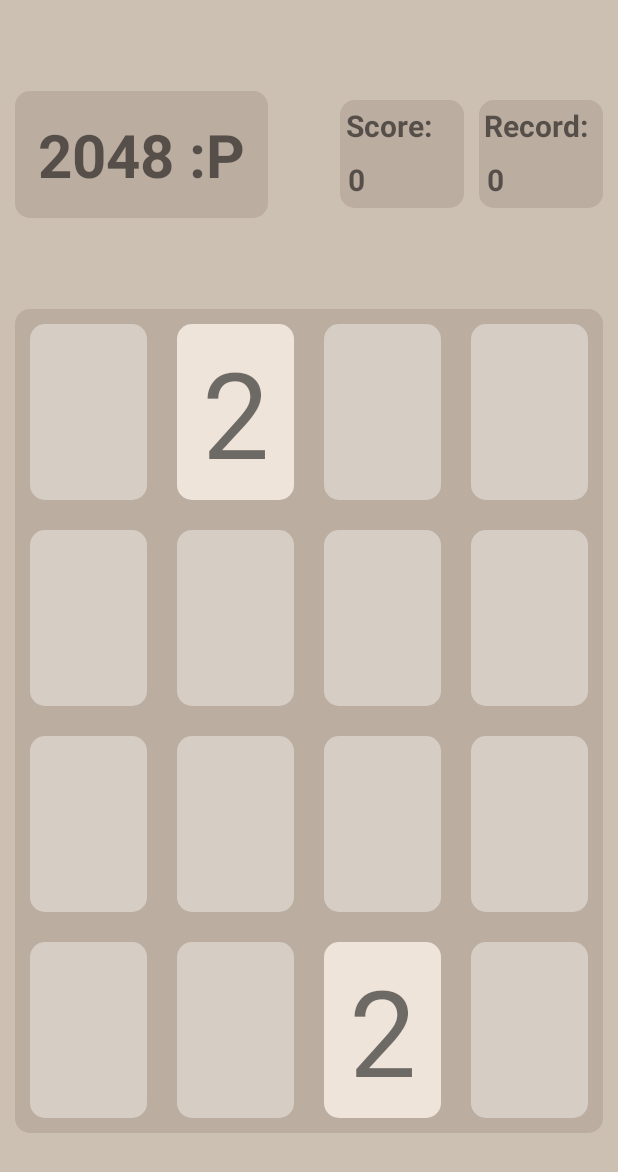
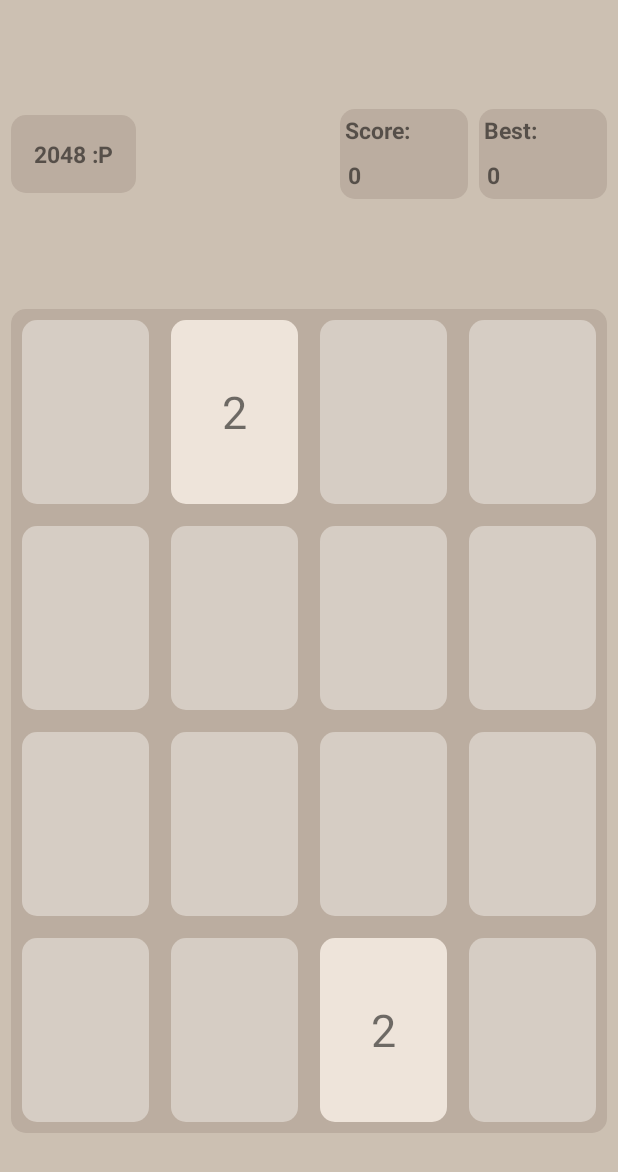
Before and after one commit to Saba-21/2048, an Android app: the screen it shows after launch (MainActivity), on a phone screen of 412 x 824 dp. Shown: the top 1172 px of the screen. Run offline under Robolectric (Android 15) with nearby library versions, the phone set to English and light mode, and no system bars.

Commit message:
Responsive screen locale orientation

```diff
--- a/app/src/main/java/com/example/pc/a2048/MainActivity.java
+++ b/app/src/main/java/com/example/pc/a2048/MainActivity.java
@@ -49,12 +49,8 @@ public class MainActivity extends AppCompatActivity implements View.OnTouchListe
         if(getSupportActionBar() != null)
             getSupportActionBar().hide();
 
-        switch (this.getResources().getConfiguration().orientation){
-            case 1: setContentView(R.layout.activity_main);
-                break;
-            case 2: setContentView(R.layout.activity_main_land);
-                break;
-        }
+        setContentView(R.layout.activity_main);
+
         initView();
         initBoard();
         gamePlay();
--- a/app/src/main/res/layout/activity_main_land.xml
+++ b/app/src/main/res/layout-land/activity_main.xml
@@ -23,7 +23,7 @@
             android:padding="15dp"
             android:text="2048 :P"
             android:textStyle="bold"
-                android:textSize="40sp"
+            android:textSize="@dimen/head_text_view_size"
             android:gravity="center_vertical"
             android:background="@drawable/main_back"/>
     </LinearLayout>
@@ -245,7 +245,7 @@
                 android:text="Score:"
                 android:padding="3dp"
                 android:textStyle="bold"
-                    android:textSize="20sp"
+                android:textSize="@dimen/head_text_view_size"
                 android:gravity="center" />
             <TextView
                 android:layout_width="wrap_content"
@@ -254,7 +254,7 @@
                 android:text="0"
                 android:id="@+id/score"
                 android:textStyle="bold"
-                    android:textSize="20sp"
+                android:textSize="@dimen/head_text_view_size"
                 android:gravity="center" />
         </LinearLayout>
 
@@ -272,7 +272,7 @@
                 android:text="Record:"
                 android:padding="3dp"
                 android:textStyle="bold"
-                    android:textSize="20sp"
+                android:textSize="@dimen/head_text_view_size"
                 android:gravity="center_vertical" />
             <TextView
                 android:layout_width="wrap_content"
@@ -280,7 +280,7 @@
                 android:id="@+id/record"
                 android:padding="5dp"
                 android:textStyle="bold"
-                    android:textSize="20sp"
+                android:textSize="@dimen/head_text_view_size"
                 android:gravity="center_vertical" />
         </LinearLayout>
 
--- a/app/src/main/res/layout/activity_main.xml
+++ b/app/src/main/res/layout/activity_main.xml
@@ -29,7 +29,7 @@
             android:layout_weight="1"
             android:text="2048 :P"
             android:textStyle="bold"
-            android:textSize="40sp"
+            android:textSize="@dimen/head_text_view_size"
             android:gravity="center_vertical"
             android:background="@drawable/main_back"/>
         </LinearLayout>
@@ -45,10 +45,10 @@
                 android:layout_width="wrap_content"
                 android:layout_height="0dp"
                 android:layout_weight="1"
-                android:text="Score:"
+                android:text="@string/score"
                 android:padding="3dp"
                 android:textStyle="bold"
-                android:textSize="20sp"
+                android:textSize="@dimen/head_text_view_size"
                 android:gravity="center"
                 />
             <TextView
@@ -59,7 +59,7 @@
                 android:text="0"
                 android:id="@+id/score"
                 android:textStyle="bold"
-                android:textSize="20sp"
+                android:textSize="@dimen/head_text_view_size"
                 android:gravity="center"
                 />
         </LinearLayout>
@@ -76,10 +76,10 @@
                 android:layout_width="wrap_content"
                 android:layout_height="0dp"
                 android:layout_weight="1"
-                android:text="Record:"
+                android:text="@string/record"
                 android:padding="3dp"
                 android:textStyle="bold"
-                android:textSize="20sp"
+                android:textSize="@dimen/head_text_view_size"
                 android:gravity="center_vertical"
                 />
             <TextView
@@ -89,7 +89,7 @@
                 android:id="@+id/record"
                 android:padding="5dp"
                 android:textStyle="bold"
-                android:textSize="20sp"
+                android:textSize="@dimen/head_text_view_size"
                 android:gravity="center_vertical"
                 />
         </LinearLayout>
@@ -297,15 +297,6 @@
         android:layout_weight="1"
         android:layout_width="match_parent"
         android:layout_height="0dp">
-        <Button
-            android:layout_width="match_parent"
-            android:layout_height="match_parent"
-            android:text="Restart"
-            android:background="@drawable/main_back"
-            android:layout_margin="@dimen/text_view_margin"
-            android:visibility="invisible"
-            android:id="@+id/restart"
-            android:onClick="restartGame"/>
     </LinearLayout>
 
 </LinearLayout>
--- a/app/src/main/res/layout/reset_dialog.xml
+++ b/app/src/main/res/layout/reset_dialog.xml
@@ -10,14 +10,14 @@
     <TextView
         android:layout_width="wrap_content"
         android:layout_height="wrap_content"
-        android:text="Game Over!"
+        android:text="@string/game_over"
         android:textStyle="bold"
         android:layout_gravity="center_horizontal"/>
 
     <Button
         android:layout_width="wrap_content"
         android:layout_height="wrap_content"
-        android:text="Restart Game"
+        android:text="@string/restart_game"
         android:padding="@dimen/text_view_margin"
         android:layout_marginTop="@dimen/text_view_margin"
         android:layout_gravity="center_horizontal"
--- a/app/src/main/res/values/dimen.xml
+++ b/app/src/main/res/values-large/dimens.xml
@@ -1,8 +1,6 @@
 <?xml version="1.0" encoding="utf-8"?>
-
 <resources>
-
     <dimen name="text_view_margin">10dp</dimen>
     <dimen name="text_view_text_size">80sp</dimen>
-
+    <dimen name="head_text_view_size">30sp</dimen>
 </resources>
--- /dev/null
+++ b/app/src/main/res/values-normal/dimens.xml
@@ -0,0 +1,6 @@
+<?xml version="1.0" encoding="utf-8"?>
+<resources>
+    <dimen name="text_view_margin">7dp</dimen>
+    <dimen name="text_view_text_size">30sp</dimen>
+    <dimen name="head_text_view_size">15sp</dimen>
+</resources>
--- /dev/null
+++ b/app/src/main/res/values-xlarge/dimens.xml
@@ -0,0 +1,6 @@
+<?xml version="1.0" encoding="utf-8"?>
+<resources>
+    <dimen name="text_view_margin">10dp</dimen>
+    <dimen name="text_view_text_size">80sp</dimen>
+    <dimen name="head_text_view_size">30sp</dimen>
+</resources>
--- a/app/src/main/res/values/colors.xml
+++ b/app/src/main/res/values/colors.xml
@@ -1,12 +1,12 @@
 <?xml version="1.0" encoding="utf-8"?>
 <resources>
-    <color name="colorPrimary">#3F51B5</color>
-    <color name="colorPrimaryDark">#303F9F</color>
-    <color name="colorAccent">#FF4081</color>
+    <color name="colorPrimary">#c7c4c1</color>
+    <color name="colorPrimaryDark">#9c9186</color>
+    <color name="colorAccent">#F67C5F</color>
 
     <color name="front_color">#CCC0B2</color>
+    <color name="back_color">#BBADA0</color>
 
-    <color name="back_color">#BBADA0</color>
     <color name="main_background">#FAF8EF</color>
 
     <color name="empty">  #D6CDC4</color>
--- /dev/null
+++ b/app/src/main/res/values/dimens.xml
@@ -0,0 +1,6 @@
+<?xml version="1.0" encoding="utf-8"?>
+<resources>
+    <dimen name="text_view_margin">10dp</dimen>
+    <dimen name="text_view_text_size">80sp</dimen>
+    <dimen name="head_text_view_size">30sp</dimen>
+</resources>
--- a/app/src/main/res/values/strings.xml
+++ b/app/src/main/res/values/strings.xml
@@ -1,5 +1,9 @@
 <resources>
     <string name="app_name">2048</string>
+    <string name="score">Score:</string>
+    <string name="record">Best:</string>
+    <string name="game_over">Game Over!</string>
+    <string name="restart_game">Restart Game</string>
 
     <string-array name="board">
         <item></item>
```
Also changed, not shown: 1 other file. Lines whose indentation alone changed are shown as unchanged.
